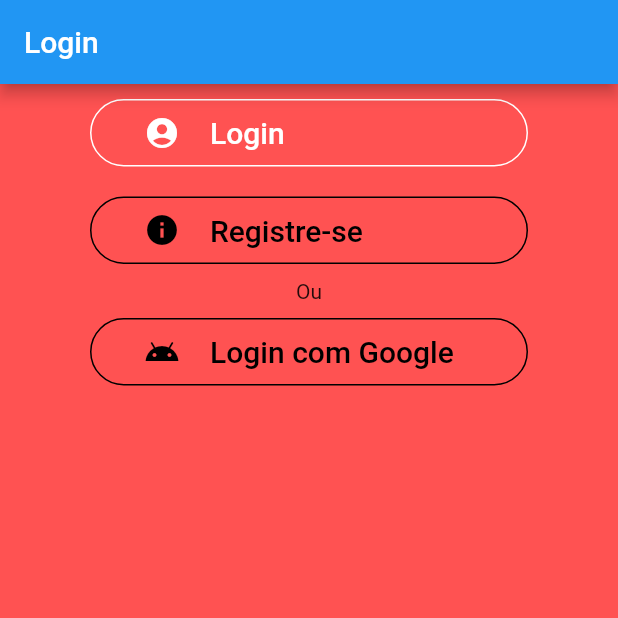
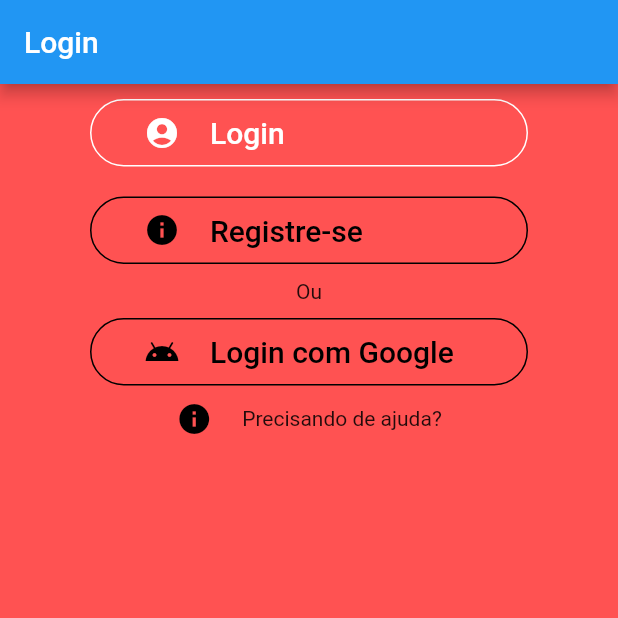
Before and after one commit to mateushvenancio/paysae, a Flutter app: the screen it shows after launch, on a phone screen of 412 x 824 dp, the top half of it. Run offline on Flutter 3.47's test engine with Material 2 defaults, Android fonts, the phone set to English and light mode, and no system bars; our stand-ins replace flutter_modular, mobx; generated files the repository leaves out were written again.

Commit message:
Main Chimp

```diff
--- /dev/null
+++ b/lib/app/modules/login/components/main_chip.dart
@@ -0,0 +1,34 @@
+import 'package:flutter/material.dart';
+
+class MainChimp extends StatelessWidget {
+  final Icon icon;
+  final String label;
+  final Function onTap;
+  final Color keyColor;
+
+  MainChimp({
+    this.icon,
+    this.label,
+    this.onTap,
+    this.keyColor = Colors.black,
+  });
+
+  @override
+  Widget build(BuildContext context) {
+    return GestureDetector(
+      onTap: () {
+        if (onTap != null) {
+          onTap();
+        }
+      },
+      child: Row(
+        mainAxisSize: MainAxisSize.min,
+        children: [
+          Icon(icon?.icon ?? Icons.info, color: keyColor),
+          SizedBox(width: 20),
+          Text(label ?? ''),
+        ],
+      ),
+    );
+  }
+}
--- a/lib/app/modules/login/login_page.dart
+++ b/lib/app/modules/login/login_page.dart
@@ -1,6 +1,7 @@
 import 'package:flutter/material.dart';
 import 'package:flutter_modular/flutter_modular.dart';
 import 'package:paysae/app/modules/login/components/main_button.dart';
+import 'package:paysae/app/modules/login/components/main_chip.dart';
 import 'login_controller.dart';
 
 class LoginPage extends StatefulWidget {
@@ -37,6 +38,12 @@ class _LoginPageState extends ModularState<LoginPage, LoginController> {
             icon: Icon(Icons.android),
             label: 'Login com Google',
           ),
+          MainChimp(
+            label: 'Precisando de ajuda?',
+            onTap: () {
+              print('Printou');
+            },
+          ),
         ],
       ),
     );
```
